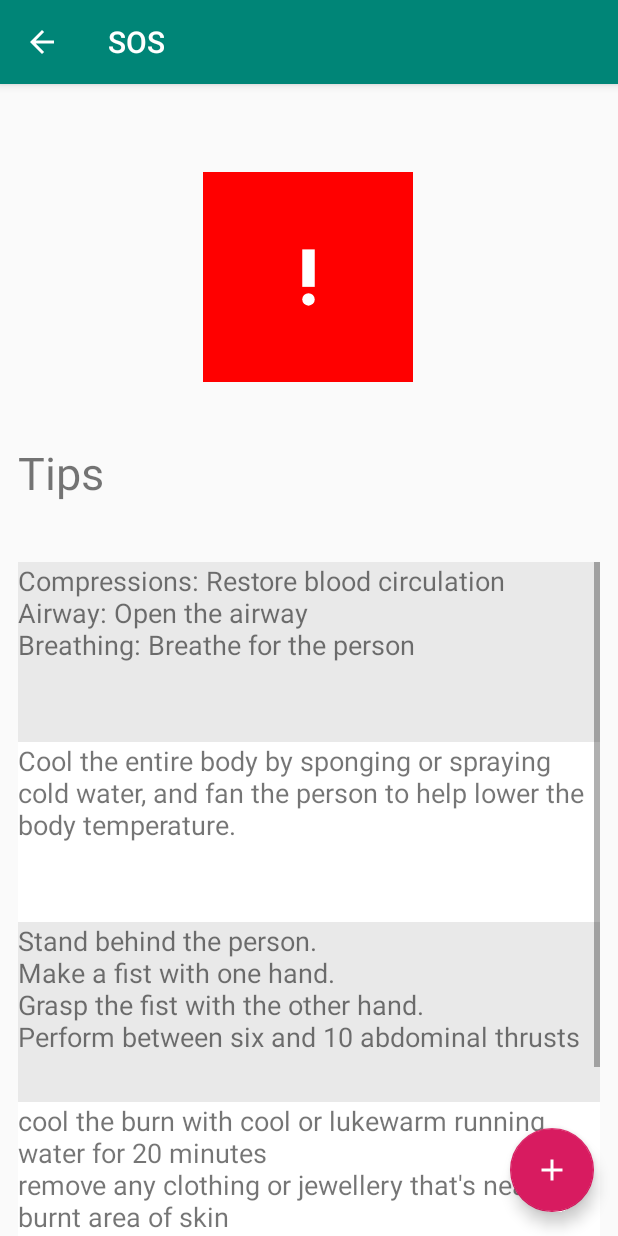
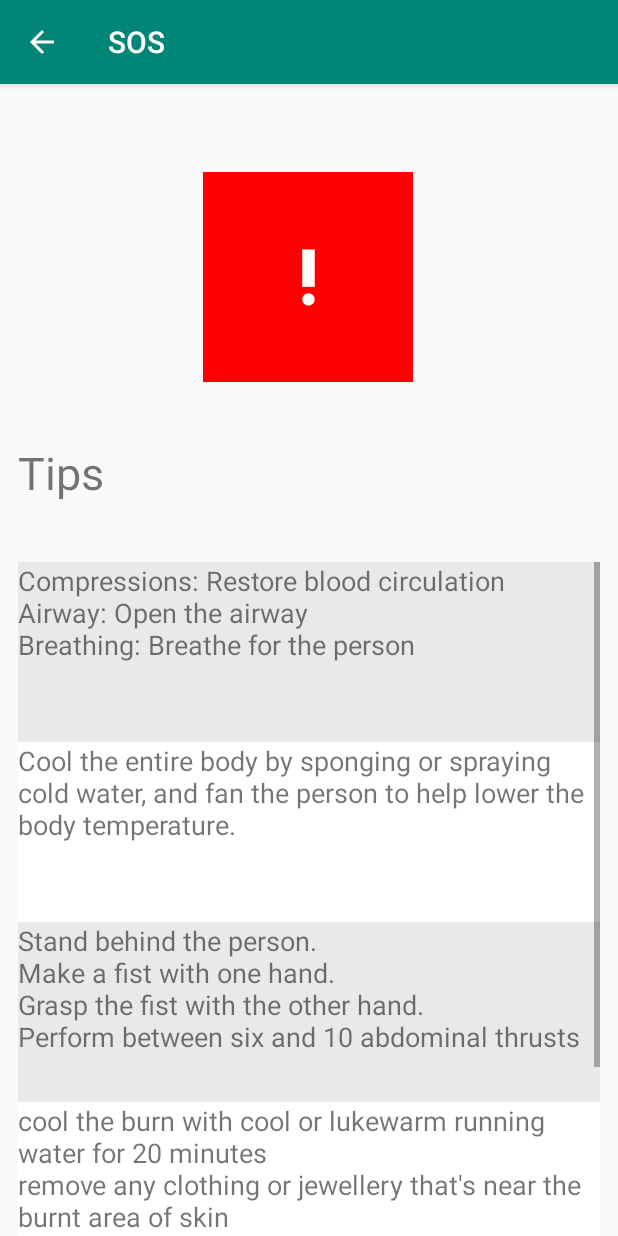
Before and after one commit to ztangaj/Vegeken, an Android app: the screen it shows after launch (SOSActivity), after a tap on an icon or button, on a phone screen of 412 x 824 dp. Run offline under Robolectric (Android 15) with nearby library versions, the phone set to English and light mode, and no system bars; our stand-ins replace navigation-ui; 1 other tap on this screen came first.

Commit message:
remove fab

```diff
--- /dev/null
+++ b/app/src/main/java/com/example/vegeken/HospitalChoosing.java
@@ -0,0 +1,6 @@
+package com.example.vegeken;
+
+import android.app.Activity;
+
+public class HospitalChoosing extends Activity {
+}
--- a/app/src/main/java/com/example/vegeken/MainActivity.java
+++ b/app/src/main/java/com/example/vegeken/MainActivity.java
@@ -34,14 +34,14 @@ public class MainActivity extends AppCompatActivity {
         setContentView(R.layout.activity_main);
         Toolbar toolbar = findViewById(R.id.toolbar);
         setSupportActionBar(toolbar);
-        FloatingActionButton fab = findViewById(R.id.fab);
-        fab.setOnClickListener(new View.OnClickListener() {
-            @Override
-            public void onClick(View view) {
-                Snackbar.make(view, "Replace with your own action", Snackbar.LENGTH_LONG)
-                        .setAction("Action", null).show();
-            }
-        });
+//        FloatingActionButton fab = findViewById(R.id.fab);
+//        fab.setOnClickListener(new View.OnClickListener() {
+//            @Override
+//            public void onClick(View view) {
+//                Snackbar.make(view, "Replace with your own action", Snackbar.LENGTH_LONG)
+//                        .setAction("Action", null).show();
+//            }
+//        });
 
         DrawerLayout drawer = findViewById(R.id.drawer_layout);
         NavigationView navigationView = findViewById(R.id.nav_view);
--- a/app/src/main/java/com/example/vegeken/SOSActivity.java
+++ b/app/src/main/java/com/example/vegeken/SOSActivity.java
@@ -30,8 +30,8 @@ public class SOSActivity extends AppCompatActivity {
         ActionBar ab = getSupportActionBar();
 
         ab.setDisplayHomeAsUpEnabled(true);
-        Intent intent = getIntent();
-        FloatingActionButton fab = findViewById(R.id.fab);
+//        Intent intent = getIntent();
+//        FloatingActionButton fab = findViewById(R.id.fab);
 
     }
 
--- a/app/src/main/res/layout/activity_sos.xml
+++ b/app/src/main/res/layout/activity_sos.xml
@@ -18,18 +18,17 @@
             android:background="?attr/colorPrimary"
             app:popupTheme="@style/AppTheme.PopupOverlay" />
 
-
     </com.google.android.material.appbar.AppBarLayout>
 
     <include layout="@layout/content_sos" />
 
-    <com.google.android.material.floatingactionbutton.FloatingActionButton
-        android:id="@+id/fab"
-        android:layout_width="wrap_content"
-        android:layout_height="wrap_content"
-        android:layout_gravity="bottom|end"
-        android:layout_margin="@dimen/fab_margin"
-        android:onClick="openNewTip"
-        android:src="@drawable/ic_add_black_24dp" />
+<!--    <com.google.android.material.floatingactionbutton.FloatingActionButton-->
+<!--        android:id="@+id/fab"-->
+<!--        android:layout_width="wrap_content"-->
+<!--        android:layout_height="wrap_content"-->
+<!--        android:layout_gravity="bottom|end"-->
+<!--        android:layout_margin="@dimen/fab_margin"-->
+<!--        android:onClick="openNewTip"-->
+<!--        android:src="@drawable/ic_add_black_24dp" />-->
 
 </androidx.coordinatorlayout.widget.CoordinatorLayout>
```
Also changed, not shown: app/src/main/res/layout/app_bar_main.xml (+7 -7 lines).
